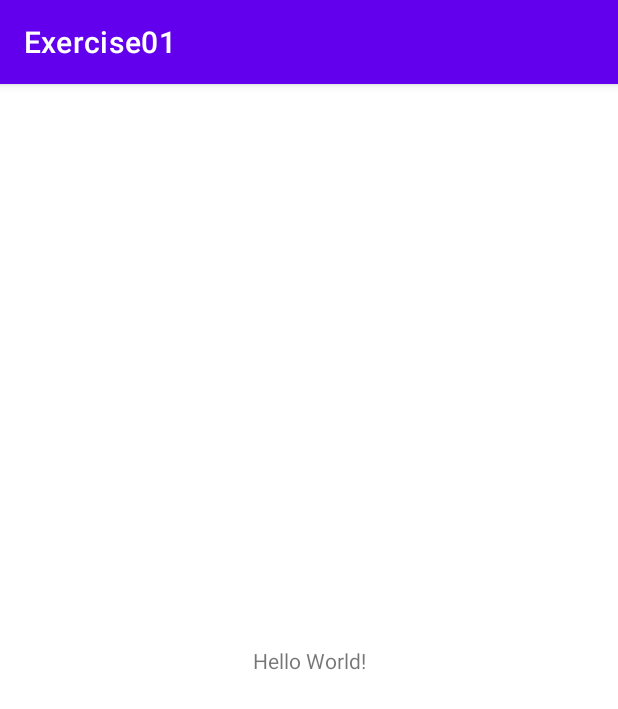
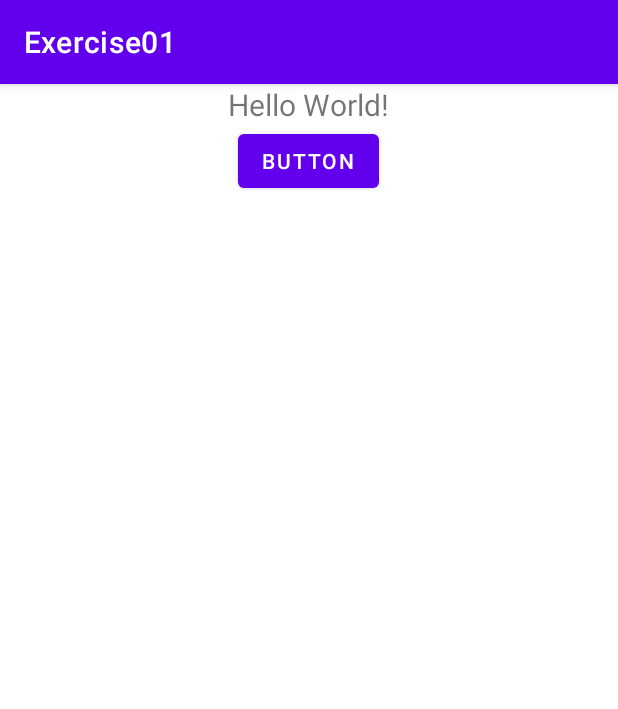
Before and after one commit to tishokkaido/AndroidTraining_Tutorial_204919, an Android app: the screen it shows after launch (MainActivity), on a phone screen of 412 x 824 dp. Shown: the top 709 px of the screen. Run offline under Robolectric (Android 15) with nearby library versions, the phone set to English and light mode, and no system bars.

Commit message:
初回コミット

```diff
--- a/app/src/main/java/com/example/exercise01/MainActivity.kt
+++ b/app/src/main/java/com/example/exercise01/MainActivity.kt
@@ -2,10 +2,29 @@ package com.example.exercise01
 
 import androidx.appcompat.app.AppCompatActivity
 import android.os.Bundle
+import android.widget.Button
+import android.widget.TextView
 
 class MainActivity : AppCompatActivity() {
     override fun onCreate(savedInstanceState: Bundle?) {
         super.onCreate(savedInstanceState)
         setContentView(R.layout.activity_main)
+
+        // インスタンス取得
+        val textView = findViewById<TextView>(R.id.text)
+        val button = findViewById<Button>(R.id.button_1)
+
+        // クリック処理の追加
+        button.setOnClickListener {
+            // TextViewがすでに選択＝クリックされているか
+            if (it.isSelected) {
+                textView.text = "Hello World!"
+            } else {
+                textView.text = "Button is Clicked!"
+            }
+            // 選択状態を反転させる
+            it.isSelected = !it.isSelected
+        }
+
     }
 }
--- a/app/src/main/res/layout/activity_main.xml
+++ b/app/src/main/res/layout/activity_main.xml
@@ -1,18 +1,26 @@
 <?xml version="1.0" encoding="utf-8"?>
-<androidx.constraintlayout.widget.ConstraintLayout xmlns:android="http://schemas.android.com/apk/res/android"
+<LinearLayout xmlns:android="http://schemas.android.com/apk/res/android"
     xmlns:app="http://schemas.android.com/apk/res-auto"
     xmlns:tools="http://schemas.android.com/tools"
     android:layout_width="match_parent"
     android:layout_height="match_parent"
+    android:orientation="vertical"
     tools:context=".MainActivity">
 
     <TextView
+        android:id="@+id/text"
         android:layout_width="wrap_content"
         android:layout_height="wrap_content"
+        android:layout_gravity="center"
         android:text="Hello World!"
-        app:layout_constraintBottom_toBottomOf="parent"
-        app:layout_constraintEnd_toEndOf="parent"
-        app:layout_constraintStart_toStartOf="parent"
-        app:layout_constraintTop_toTopOf="parent" />
+        android:textSize="20sp" />
 
-</androidx.constraintlayout.widget.ConstraintLayout>
+    <!-- Buttonを追加 -->
+    <Button
+        android:id="@+id/button_1"
+        android:layout_width="wrap_content"
+        android:layout_height="wrap_content"
+        android:layout_gravity="center_horizontal"
+        android:text="button" />
+
+</LinearLayout>
```
